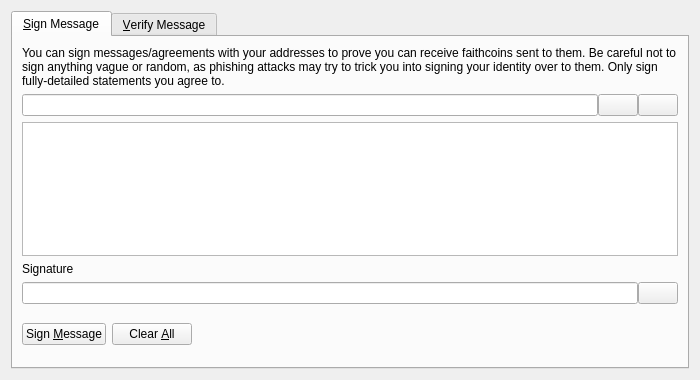
LucienZerger/straya-coin-dev, file src/qt/forms/signverifymessagedialog.ui: the form before one commit.
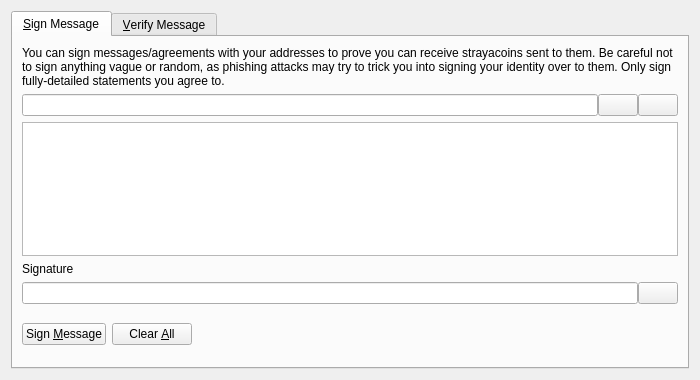
The form after the commit. Icons and pictures are not drawn. Custom widgets are drawn as their Qt base class.

Commit message: Replaced all text 'faithcoin' with 'strayacoin'.

Patch:
```diff
--- a/src/qt/forms/signverifymessagedialog.ui
+++ b/src/qt/forms/signverifymessagedialog.ui
@@ -30,7 +30,7 @@
        <item>
         <widget class="QLabel" name="infoLabel_SM">
          <property name="text">
-          <string>You can sign messages/agreements with your addresses to prove you can receive faithcoins sent to them. Be careful not to sign anything vague or random, as phishing attacks may try to trick you into signing your identity over to them. Only sign fully-detailed statements you agree to.</string>
+          <string>You can sign messages/agreements with your addresses to prove you can receive strayacoins sent to them. Be careful not to sign anything vague or random, as phishing attacks may try to trick you into signing your identity over to them. Only sign fully-detailed statements you agree to.</string>
          </property>
          <property name="textFormat">
           <enum>Qt::PlainText</enum>
```
Left out of the diff: 8 changed lines with no effect on the pictures. The commit also changes 219 other files.
